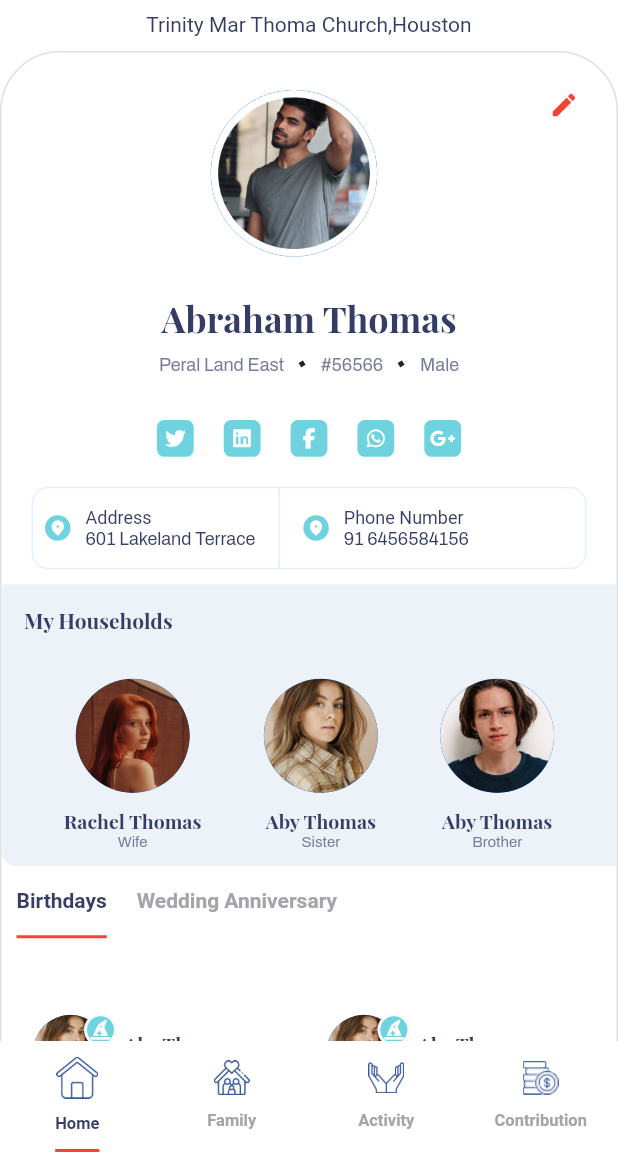
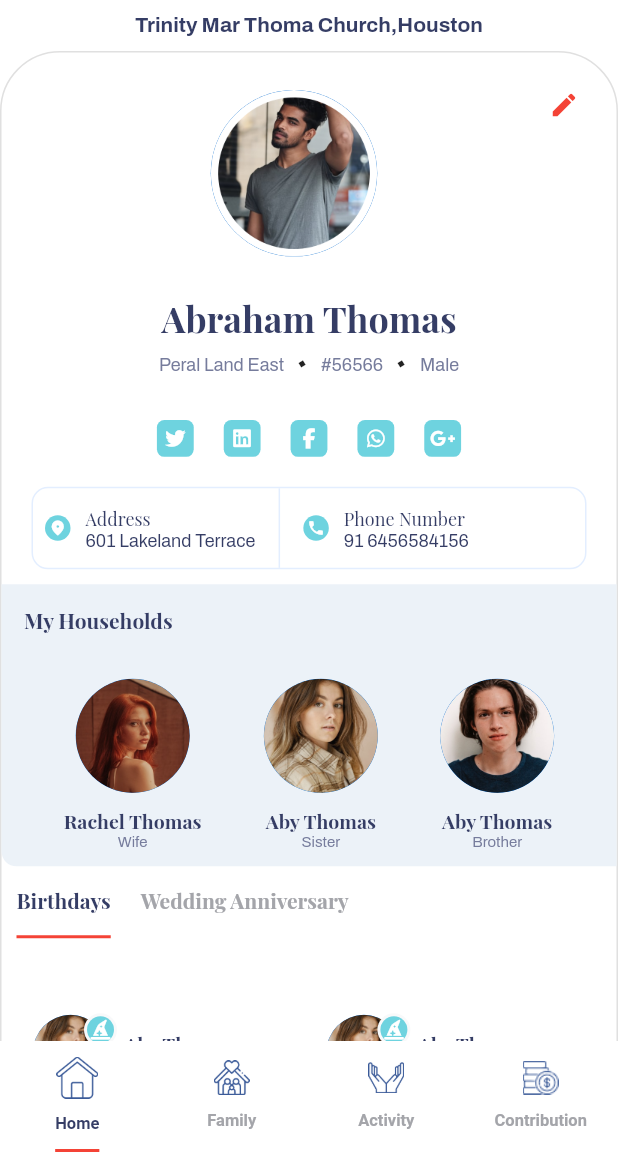
Before and after one commit to SATHESH12345/edstem_Technical_task, a Flutter app: the screen it shows after launch, on a phone screen of 412 x 824 dp, the part 84-1236 px from its top. Run offline on Flutter 3.47's test engine with Material 2 defaults, Android fonts, the light colour scheme and no system bars; our stand-ins replace font_awesome_flutter.

Commit message:
added Font Family

```diff
--- a/lib/view/pages/home_page.dart/home_page.dart
+++ b/lib/view/pages/home_page.dart/home_page.dart
@@ -3,7 +3,6 @@ import 'package:edstem_test/view/widgets/celebration_card/celebration_card.dart'
 import 'package:edstem_test/view/widgets/contact_card/contact_card.dart';
 import 'package:edstem_test/view/widgets/social_media_icon_view/socialmedia_icon.dart';
 import 'package:flutter/material.dart';
-import 'package:google_fonts/google_fonts.dart';
 
 import '../../widgets/MyHouseHolds/my_house_holds.dart';
 import '../../widgets/bottom_navbar/bottom_nav_bar.dart';
@@ -57,12 +56,11 @@ class HomePage extends StatelessWidget {
                     ),
                     Text(
                       'Abraham Thomas',
-                      style: GoogleFonts.playfairDisplay(
-                        textStyle: const TextStyle(
-                            color: Color(0xFF353D65),
-                            fontSize: 24,
-                            fontWeight: FontWeight.w700),
-                      ),
+                      style: const TextStyle(
+                          color: Color(0xFF353D65),
+                          fontSize: 24,
+                          fontFamily: 'Playfair Display',
+                          fontWeight: FontWeight.w700),
                     ),
                     const SizedBox(
                       height: 8,
--- a/lib/view/widgets/MyHouseHolds/house_hold_tile.dart
+++ b/lib/view/widgets/MyHouseHolds/house_hold_tile.dart
@@ -1,5 +1,4 @@
 import 'package:flutter/material.dart';
-import 'package:google_fonts/google_fonts.dart';
 
 class HouseHoldTile extends StatelessWidget {
   const HouseHoldTile(
@@ -24,22 +23,19 @@ class HouseHoldTile extends StatelessWidget {
         ),
         Text(
           name,
-          style: GoogleFonts.playfairDisplay(
-            fontStyle: FontStyle.normal,
-            textStyle: const TextStyle(
+          style: TextStyle(
               color: Color(0xFF353D65),
               fontSize: 13,
+              fontFamily: 'Playfair Display',
               fontWeight: FontWeight.w700),
-          ),
         ),
         Text(
           relation,
-          style: GoogleFonts.archivo(
-            textStyle: const TextStyle(
+          style: const TextStyle(
+              fontFamily: 'Archivo',
               color: Color(0xFF767C9C),
               fontSize: 10,
               fontWeight: FontWeight.w400),
-          ),
         ),
       ],
     );
--- a/lib/view/widgets/MyHouseHolds/my_house_holds.dart
+++ b/lib/view/widgets/MyHouseHolds/my_house_holds.dart
@@ -1,6 +1,5 @@
 import 'package:edstem_test/view/widgets/MyHouseHolds/house_hold_tile.dart';
 import 'package:flutter/material.dart';
-import 'package:google_fonts/google_fonts.dart';
 
 class MyHouseHolds extends StatefulWidget {
   const MyHouseHolds({Key? key}) : super(key: key);
@@ -30,19 +29,19 @@ class _MyHouseHoldsState extends State<MyHouseHolds> {
             padding: const EdgeInsets.all(15.0),
             child: Text(
               'My Households',
-              style: GoogleFonts.playfairDisplay(
-                fontStyle: FontStyle.normal,
-                textStyle: const TextStyle(
+              style: const TextStyle(
                   color: Color(0xFF353D65),
+                  fontFamily: 'Playfair Display',
                   fontSize: 14,
                   fontWeight: FontWeight.w700),
-              ),
             ),
           ),
           const SizedBox(
             height: 14,
           ),
-          Row(mainAxisAlignment: MainAxisAlignment.spaceEvenly, children: const [
+          Row(
+              mainAxisAlignment: MainAxisAlignment.spaceEvenly,
+              children: const [
                 HouseHoldTile(
                   name: 'Rachel Thomas',
                   imageLink: 'assets/images/Ellipse3.png',
--- a/lib/view/widgets/app_bar/app_bar.dart
+++ b/lib/view/widgets/app_bar/app_bar.dart
@@ -50,7 +50,10 @@ class BaseAppBar extends StatelessWidget implements PreferredSizeWidget {
       bottom: const PreferredSize(
         child: Text(
           "Trinity Mar Thoma Church,Houston",
-          style: TextStyle(color: Color(0xFF353D65)),
+          style: TextStyle(
+              color: Color(0xFF353D65),
+              fontFamily: 'Archivo',
+              fontWeight: FontWeight.w600),
         ),
         preferredSize: Size.fromHeight(0),
       ),
--- a/lib/view/widgets/celebration_card/celebration_card.dart
+++ b/lib/view/widgets/celebration_card/celebration_card.dart
@@ -1,6 +1,5 @@
 import 'package:flutter/material.dart';
 import 'package:font_awesome_flutter/font_awesome_flutter.dart';
-import 'package:google_fonts/google_fonts.dart';
 
 class CelebrationCard extends StatefulWidget {
   const CelebrationCard({Key? key}) : super(key: key);
@@ -33,7 +32,11 @@ class _CelebrationCardState extends State<CelebrationCard>
               isScrollable: true,
               labelColor: const Color(0xFF353D65),
               unselectedLabelColor: const Color.fromARGB(255, 164, 165, 170),
-              labelStyle: const TextStyle(fontSize: 14, fontWeight: FontWeight.w700),
+              labelStyle: const TextStyle(
+                fontSize: 14,
+                fontWeight: FontWeight.w700,
+                fontFamily: 'Playfair Display',
+              ),
               padding: const EdgeInsets.all(0),
               indicatorPadding: EdgeInsets.zero,
               labelPadding: const EdgeInsets.symmetric(horizontal: 10),
@@ -121,23 +124,19 @@ class CelebrationTile extends StatelessWidget {
               children: [
                 Text(
                   "Aby Thomas",
-                  style: GoogleFonts.playfairDisplay(
-                    fontStyle: FontStyle.normal,
-                    textStyle: const TextStyle(
+                  style: const TextStyle(
                       color: Color(0xFF353D65),
+                      fontFamily: 'Playfair Display',
                       fontSize: 13,
                       fontWeight: FontWeight.w700),
                 ),
-                ),
                 Text(
                   "Feb 25 2021,Monday",
-                  style: GoogleFonts.archivo(
-                    fontStyle: FontStyle.normal,
-                    textStyle: const TextStyle(
+                  style: const TextStyle(
                       color: Color(0xFF353D65),
+                      fontFamily: 'Archivo',
                       fontSize: 10,
                       fontWeight: FontWeight.w400),
-                  ),
                 ),
               ],
             ),
--- a/lib/view/widgets/contact_card/contact_card.dart
+++ b/lib/view/widgets/contact_card/contact_card.dart
@@ -1,5 +1,3 @@
-
-
 import 'package:edstem_test/view/widgets/contact_card/contact_card_row.dart';
 import 'package:flutter/material.dart';
 
@@ -20,6 +18,7 @@ class ContactCard extends StatelessWidget {
             ContactCardRow(
               title: 'Address',
               text: '601 Lakeland Terrace',
+              icon: Icons.fmd_good_rounded,
             ),
             VerticalDivider(
               color: Color(0xFFE3EEFF),
@@ -28,6 +27,7 @@ class ContactCard extends StatelessWidget {
             ContactCardRow(
               title: 'Phone Number',
               text: '91 6456584156',
+              icon: Icons.phone,
             )
           ],
         ),
--- a/lib/view/widgets/contact_card/contact_card_row.dart
+++ b/lib/view/widgets/contact_card/contact_card_row.dart
@@ -1,11 +1,12 @@
 import 'package:flutter/material.dart';
-import 'package:google_fonts/google_fonts.dart';
 
 class ContactCardRow extends StatelessWidget {
-  const ContactCardRow({Key? key, required this.title, required this.text})
+  const ContactCardRow(
+      {Key? key, required this.title, required this.text, required this.icon})
       : super(key: key);
   final String title;
   final String text;
+  final IconData icon;
   @override
   Widget build(BuildContext context) {
     return Padding(
@@ -17,10 +18,10 @@ class ContactCardRow extends StatelessWidget {
           Container(
             width: 17,
             height: 17,
-            decoration:
-                const BoxDecoration(shape: BoxShape.circle, color: Color(0xFF6ED3DF)),
-            child: const Icon(
-              Icons.fmd_good_rounded,
+            decoration: const BoxDecoration(
+                shape: BoxShape.circle, color: Color(0xFF6ED3DF)),
+            child: Icon(
+              icon,
               size: 12,
               color: Colors.white,
             ),
@@ -34,27 +35,24 @@ class ContactCardRow extends StatelessWidget {
             children: [
               Text(
                 title,
-                style: GoogleFonts.playfairDisplaySc(
-                  textStyle: const TextStyle(
+                style: const TextStyle(
                     color: Color(0xFF353D65),
+                    fontFamily: 'Playfair Display',
                     fontSize: 12,
                     fontWeight: FontWeight.w400),
               ),
-              ),
               Text(
                 text,
-                style: GoogleFonts.archivo(
-                  textStyle: const TextStyle(
+                style: TextStyle(
                     color: Color(0xFF353D65),
+                    fontFamily: 'Archivo',
                     fontSize: 12,
                     fontWeight: FontWeight.w400),
-                ),
               ),
             ],
           )
         ],
       ),
     );
-
   }
 }
--- a/lib/view/widgets/name_sub_text/name_sub_text.dart
+++ b/lib/view/widgets/name_sub_text/name_sub_text.dart
@@ -1,5 +1,4 @@
 import 'package:flutter/material.dart';
-import 'package:google_fonts/google_fonts.dart';
 
 class NameSubText extends StatelessWidget {
   const NameSubText({Key? key}) : super(key: key);
@@ -11,12 +10,11 @@ class NameSubText extends StatelessWidget {
       children: [
         Text(
           'Peral Land East',
-          style: GoogleFonts.archivo(
-            textStyle: const TextStyle(
+          style: const TextStyle(
               color: Color(0xFF767C9C),
+              fontFamily: 'Archivo',
               fontSize: 12,
               fontWeight: FontWeight.w400),
-          ),
         ),
         const SizedBox(
           width: 10,
@@ -27,12 +25,11 @@ class NameSubText extends StatelessWidget {
         ),
         Text(
           '#56566',
-          style: GoogleFonts.archivo(
-            textStyle: const TextStyle(
+          style: const TextStyle(
               color: Color(0xFF767C9C),
               fontSize: 12,
+              fontFamily: 'Archivo',
               fontWeight: FontWeight.w400),
-          ),
         ),
         const SizedBox(
           width: 10,
@@ -43,12 +40,11 @@ class NameSubText extends StatelessWidget {
         ),
         Text(
           'Male',
-          style: GoogleFonts.archivo(
-            textStyle: const TextStyle(
+          style: const TextStyle(
               color: Color(0xFF767C9C),
               fontSize: 12,
+              fontFamily: 'Archivo',
               fontWeight: FontWeight.w400),
-          ),
         ),
       ],
     );
```
Also changed, not shown: pubspec.yaml (+15 -12 lines), assets/fonts/Archivo-Bold.ttf (added), assets/fonts/Archivo-Regular.ttf (added), assets/fonts/PlayfairDisplay-Bold.ttf (added), assets/fonts/PlayfairDisplay-Italic.ttf (added), assets/fonts/PlayfairDisplay-Regular.ttf (added), pubspec.lock. Lines whose indentation alone changed are shown as unchanged.
